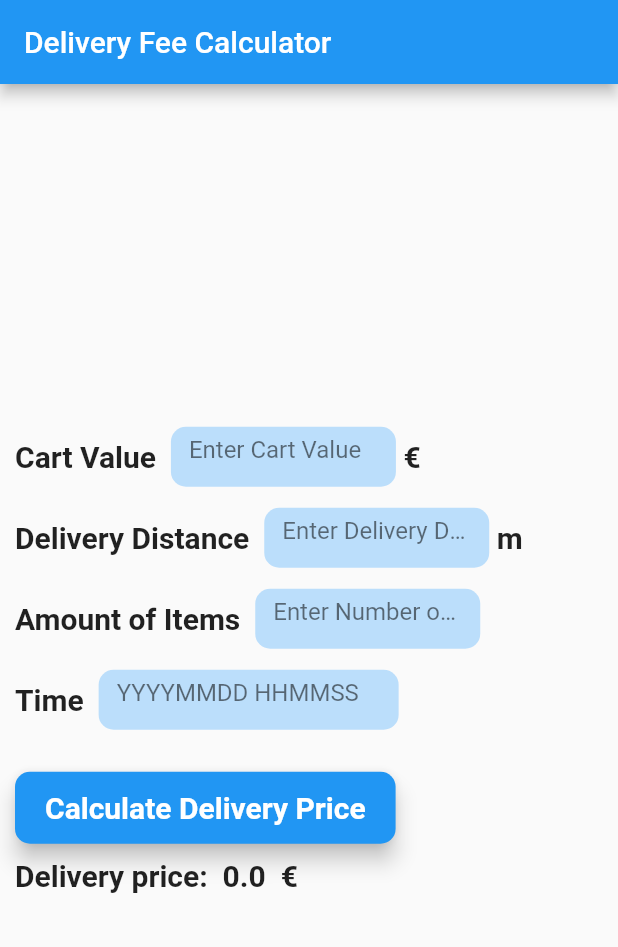
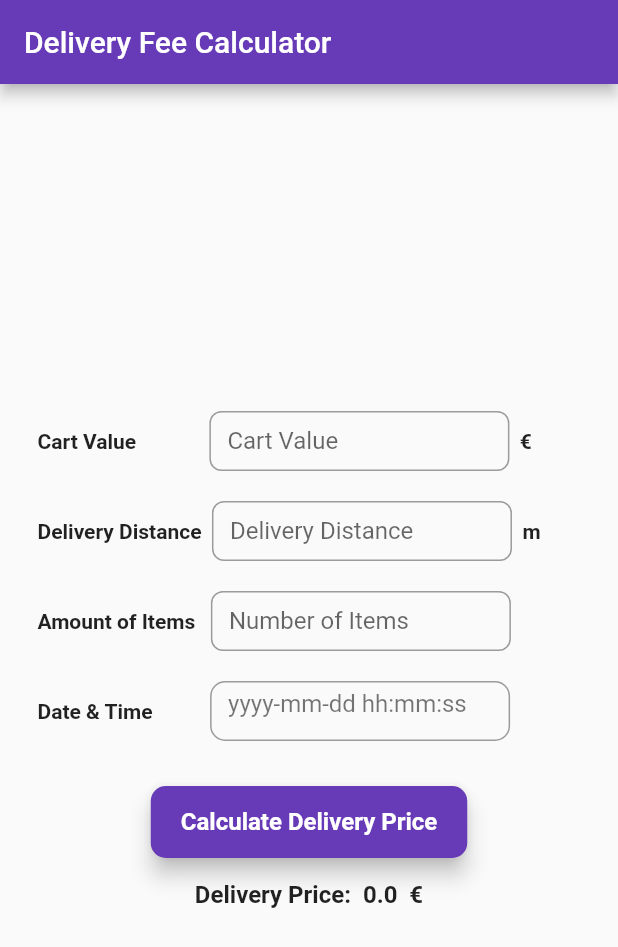
Before and after one commit to Mash-hood/delCalApp, a Flutter app: the screen it shows after launch, on a phone screen of 412 x 824 dp. Shown: the top 947 px of the screen. Run offline on Flutter 3.47's test engine with Material 2 defaults, Android fonts, the phone set to English and light mode, and no system bars.

```diff
--- a/delCalApp.dart
+++ b/delCalApp.dart
@@ -11,7 +11,7 @@ void main() {
   print("Enter the amount of items");
   int n3 = int.parse(stdin.readLineSync());
 
-  print("Enter delivery date and time in the format YYYYMMDD HHMMSS");
+  print("Enter delivery date and time in the format YYYY-MM-DD HH:MM:SS");
   DateTime n4 = DateTime.parse(stdin.readLineSync());
 
   // Calculate delivery fee
--- a/lib/constants.dart
+++ b/lib/constants.dart
@@ -1,12 +1,11 @@
 import 'package:flutter/material.dart';
 
 const Color kTextFieldColor = Color(0xFFBBDEFB);
-const kTextsStyle = TextStyle(fontSize: 20.0, fontWeight: FontWeight.bold);
+const kTextsStyle = TextStyle(fontSize: 14.0, fontWeight: FontWeight.bold);
+const kPriceTextsStyle = TextStyle(fontSize: 16.0, fontWeight: FontWeight.bold);
 
-const kCartValueDecoration = InputDecoration(
-  filled: true,
-  fillColor: kTextFieldColor,
-  hintText: 'Enter Cart Value',
+const kTimeDecoration = InputDecoration(
+  hintText: 'yyyy-mm-dd hh:mm:ss',
   hintStyle: TextStyle(
     color: Colors.black54,
   ),
@@ -14,52 +13,6 @@ const kCartValueDecoration = InputDecoration(
     borderRadius: BorderRadius.all(
       Radius.circular(10.0),
     ),
-    borderSide: BorderSide.none,
-  ),
-);
-
-const kDistanceDecoration = InputDecoration(
-  filled: true,
-  fillColor: kTextFieldColor,
-  hintText: 'Enter Delivery Distance',
-  hintStyle: TextStyle(
-    color: Colors.black54,
-  ),
-  border: OutlineInputBorder(
-    borderRadius: BorderRadius.all(
-      Radius.circular(10.0),
-    ),
-    borderSide: BorderSide.none,
-  ),
-);
-
-const kItemsDecoration = InputDecoration(
-  filled: true,
-  fillColor: kTextFieldColor,
-  hintText: 'Enter Number of Items',
-  hintStyle: TextStyle(
-    color: Colors.black54,
-  ),
-  border: OutlineInputBorder(
-    borderRadius: BorderRadius.all(
-      Radius.circular(10.0),
-    ),
-    borderSide: BorderSide.none,
-  ),
-);
-
-const kTimeDecoration = InputDecoration(
-  filled: true,
-  fillColor: kTextFieldColor,
-  hintText: 'YYYYMMDD HHMMSS',
-  hintStyle: TextStyle(
-    color: Colors.black54,
-  ),
-  border: OutlineInputBorder(
-    borderRadius: BorderRadius.all(
-      Radius.circular(10.0),
-    ),
-    borderSide: BorderSide.none,
   ),
 );
 
@@ -71,3 +24,6 @@ const int kBaseItem = 4;
 const int kNoneDeliveryFeeLimit = 100;
 const int kNormalDeliveryFeeLimit = 10;
 const double kMaxDeliveryFee = 15.0;
+const int rushHourStart = 15;
+const int rushHourEnd = 19;
+const double rushHourGain = 1.1;
--- a/lib/deliveryCalculator.dart
+++ b/lib/deliveryCalculator.dart
@@ -1,4 +1,6 @@
 import 'dart:math';
+import 'package:flutter/cupertino.dart';
+
 import 'constants.dart';
 
 // function for the calculation of delivery fee based on distance
@@ -50,9 +52,9 @@ double deliveryFee(int cartValue, int deliveryDistance, int numberOfItems,
 
   // adjusting the delivery fee for the rush hour
   if ((timeOfOrder.weekday == DateTime.friday) &&
-      (15 <= timeOfOrder.hour) &&
-      (timeOfOrder.hour <= 19)) {
-    deliveryFee = 1.1 * deliveryFee;
+      (rushHourStart <= timeOfOrder.hour) &&
+      (timeOfOrder.hour <= rushHourEnd)) {
+    deliveryFee = rushHourGain * deliveryFee;
   }
 
   // finally, checking that delivery fee is not above the maximum value
--- a/lib/main.dart
+++ b/lib/main.dart
@@ -10,18 +10,10 @@ class MyApp extends StatelessWidget {
   @override
   Widget build(BuildContext context) {
     return MaterialApp(
+      debugShowCheckedModeBanner: false,
       title: 'Delivery Fee App',
       theme: ThemeData(
-        // This is the theme of your application.
-        //
-        // Try running your application with "flutter run". You'll see the
-        // application has a blue toolbar. Then, without quitting the app, try
-        // changing the primarySwatch below to Colors.green and then invoke
-        // "hot reload" (press "r" in the console where you ran "flutter run",
-        // or simply save your changes to "hot reload" in a Flutter IDE).
-        // Notice that the counter didn't reset back to zero; the application
-        // is not restarted.
-        primarySwatch: Colors.blue,
+        primarySwatch: Colors.deepPurple,
       ),
       home: MyHomePage(title: 'Delivery Fee Calculator'),
     );
@@ -30,15 +22,6 @@ class MyApp extends StatelessWidget {
 
 class MyHomePage extends StatefulWidget {
   MyHomePage({Key key, this.title}) : super(key: key);
-
-  // This widget is the home page of your application. It is stateful, meaning
-  // that it has a State object (defined below) that contains fields that affect
-  // how it looks.
-
-  // This class is the configuration for the state. It holds the values (in this
-  // case the title) provided by the parent (in this case the App widget) and
-  // used by the build method of the State. Fields in a Widget subclass are
-  // always marked "final".
 
   final String title;
 
@@ -53,86 +36,51 @@ class _MyHomePageState extends State<MyHomePage> {
   int dist;
   int numItem;
 
+  final controllerValue = TextEditingController();
+  final controllerDist = TextEditingController();
+  final controllerItem = TextEditingController();
+
   void _calcFee() {
     setState(() {
-      // This call to setState tells the Flutter framework that something has
-      // changed in this State, which causes it to rerun the build method below
-      // so that the display can reflect the updated values. If we changed
-      // _counter without calling setState(), then the build method would not be
-      // called again, and so nothing would appear to happen.
+      cartValue = int.parse(controllerValue.text);
+      dist = int.parse(controllerDist.text);
+      numItem = int.parse(controllerItem.text);
       _delFee = deliveryFee(cartValue, dist, numItem, timeOfOrder);
     });
   }
 
   @override
   Widget build(BuildContext context) {
-    // This method is rerun every time setState is called, for instance as done
-    // by the _incrementCounter method above.
-    //
-    // The Flutter framework has been optimized to make rerunning build methods
-    // fast, so that you can just rebuild anything that needs updating rather
-    // than having to individually change instances of widgets.
     return Scaffold(
       appBar: AppBar(
-        // Here we take the value from the MyHomePage object that was created by
-        // the App.build method, and use it to set our appbar title.
         title: Text(widget.title),
       ),
-      body: Center(
-        // Center is a layout widget. It takes a single child and positions it
-        // in the middle of the parent.
+      body: SafeArea(
         child: Padding(
-          padding: const EdgeInsets.all(10.0),
+          padding: const EdgeInsets.all(25.0),
+          child: Center(
             child: Column(
-            // Column is also a layout widget. It takes a list of children and
-            // arranges them vertically. By default, it sizes itself to fit its
-            // children horizontally, and tries to be as tall as its parent.
-            //
-            // Invoke "debug painting" (press "p" in the console, choose the
-            // "Toggle Debug Paint" action from the Flutter Inspector in Android
-            // Studio, or the "Toggle Debug Paint" command in Visual Studio Code)
-            // to see the wireframe for each widget.
-            //
-            // Column has various properties to control how it sizes itself and
-            // how it positions its children. Here we use mainAxisAlignment to
-            // center the children vertically; the main axis here is the vertical
-            // axis because Columns are vertical (the cross axis would be
-            // horizontal).
               mainAxisAlignment: MainAxisAlignment.center,
               children: <Widget>[
                 Row(
                   mainAxisAlignment: MainAxisAlignment.start,
                   children: <Widget>[
                     Text(
-                    'Cart Value  ',
+                      'Cart Value              ',
                       style: kTextsStyle,
                     ),
                     SizedBox(
-                    width: 150,
+                      width: 200,
                       height: 40,
-                    child: TextField(
-                      keyboardType: TextInputType.number,
-                      inputFormatters: [
-                        FilteringTextInputFormatter.digitsOnly,
-                      ],
-                      style: TextStyle(
-                        color: Colors.black,
-                      ),
-                      decoration: kCartValueDecoration,
-                      onChanged: (value) {
-                        cartValue = int.parse(value);
-                      },
-                    ),
+                      child: buildTextField('Cart Value', controllerValue),
                     ),
                     Text(
-                    ' €',
+                      '  €',
                       style: kTextsStyle,
                     ),
                   ],
                 ),
-              const SizedBox(
-                height: 14.0,
-              ),
+                const SizedBox(height: 20.0),
                 Row(
                   mainAxisAlignment: MainAxisAlignment.start,
                   children: <Widget>[
@@ -141,65 +89,38 @@ class _MyHomePageState extends State<MyHomePage> {
                       style: kTextsStyle,
                     ),
                     SizedBox(
-                    width: 150,
+                      width: 200,
                       height: 40,
-                    child: TextField(
-                      keyboardType: TextInputType.number,
-                      inputFormatters: [
-                        FilteringTextInputFormatter.digitsOnly,
-                      ],
-                      style: TextStyle(
-                        color: Colors.black,
-                      ),
-                      decoration: kDistanceDecoration,
-                      onChanged: (value) {
-                        dist = int.parse(value);
-                      },
-                    ),
+                      child:
+                          buildTextField('Delivery Distance', controllerDist),
                     ),
                     Text(
-                    ' m',
+                      '  m',
                       style: kTextsStyle,
                     ),
                   ],
                 ),
-              const SizedBox(
-                height: 14.0,
-              ),
+                const SizedBox(height: 20.0),
                 Row(
                   mainAxisAlignment: MainAxisAlignment.start,
                   children: <Widget>[
                     Text(
-                    'Amount of Items  ',
+                      'Amount of Items   ',
                       style: kTextsStyle,
                     ),
                     SizedBox(
-                    width: 150,
+                      width: 200,
                       height: 40,
-                    child: TextField(
-                      keyboardType: TextInputType.number,
-                      inputFormatters: [
-                        FilteringTextInputFormatter.digitsOnly,
-                      ],
-                      style: TextStyle(
-                        color: Colors.black,
-                      ),
-                      decoration: kItemsDecoration,
-                      onChanged: (value) {
-                        numItem = int.parse(value);
-                      },
-                    ),
+                      child: buildTextField('Number of Items', controllerItem),
                     ),
                   ],
                 ),
-              const SizedBox(
-                height: 14.0,
-              ),
+                const SizedBox(height: 20.0),
                 Row(
                   mainAxisAlignment: MainAxisAlignment.start,
                   children: <Widget>[
                     Text(
-                    'Time  ',
+                      'Date & Time           ',
                       style: kTextsStyle,
                     ),
                     SizedBox(
@@ -207,9 +128,6 @@ class _MyHomePageState extends State<MyHomePage> {
                       height: 40,
                       child: TextField(
                         keyboardType: TextInputType.datetime,
-                      inputFormatters: [
-                        FilteringTextInputFormatter.digitsOnly,
-                      ],
                         style: TextStyle(
                           color: Colors.black,
                         ),
@@ -221,11 +139,9 @@ class _MyHomePageState extends State<MyHomePage> {
                     ),
                   ],
                 ),
-              const SizedBox(
-                height: 28.0,
-              ),
+                const SizedBox(height: 30.0),
                 Row(
-                  mainAxisAlignment: MainAxisAlignment.start,
+                  mainAxisAlignment: MainAxisAlignment.center,
                   children: <Widget>[
                     FloatingActionButton.extended(
                       shape: RoundedRectangleBorder(
@@ -233,34 +149,40 @@ class _MyHomePageState extends State<MyHomePage> {
                       onPressed: _calcFee,
                       tooltip: 'Calculate delivery fee',
                       label: const Text('Calculate Delivery Price'),
-                      extendedTextStyle: kTextsStyle,
-                      backgroundColor: Colors.blue,
+                      extendedTextStyle: kPriceTextsStyle,
+                      backgroundColor: Colors.deepPurple,
                     ),
-                  ]),
-              const SizedBox(
-                height: 10.0,
+                  ],
                 ),
+                const SizedBox(height: 15.0),
                 Row(
-                mainAxisAlignment: MainAxisAlignment.start,
+                  mainAxisAlignment: MainAxisAlignment.center,
                   children: <Widget>[
-                  Text(
-                    'Delivery price: ',
-                    style: kTextsStyle,
-                  ),
-                  Text(
-                    ' $_delFee',
-                    style: kTextsStyle,
-                  ),
-                  Text(
-                    '  €',
-                    style: kTextsStyle,
-                  ),
+                    Text('Delivery Price: ', style: kPriceTextsStyle),
+                    Text(' $_delFee', style: kPriceTextsStyle),
+                    Text('  €', style: kPriceTextsStyle),
                   ],
                 ),
               ],
             ),
           ),
         ),
+      ),
     );
   }
+
+  Widget buildTextField(String hint, TextEditingController cont) => TextField(
+        keyboardType: TextInputType.number,
+        inputFormatters: [FilteringTextInputFormatter.digitsOnly],
+        style: TextStyle(color: Colors.black),
+        decoration: InputDecoration(
+          labelText: hint,
+          border: OutlineInputBorder(
+            borderRadius: BorderRadius.all(
+              Radius.circular(8.0),
+            ),
+          ),
+        ),
+        controller: cont,
+      );
 }
```
Also changed, not shown: calcBrain.dart (+6 -3 lines), 1 other file. Lines whose indentation alone changed are shown as unchanged.
